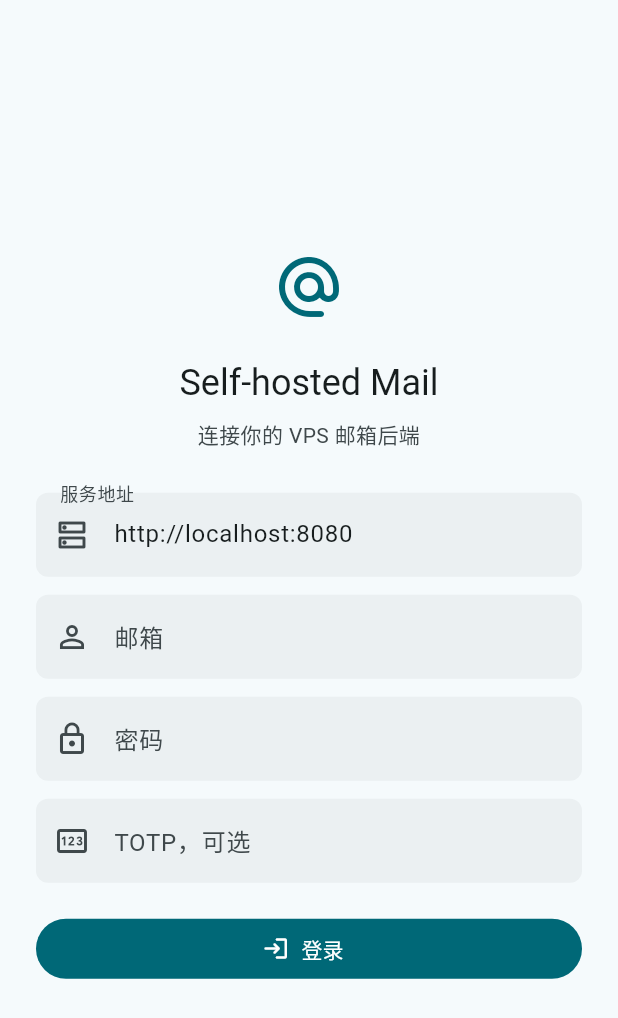
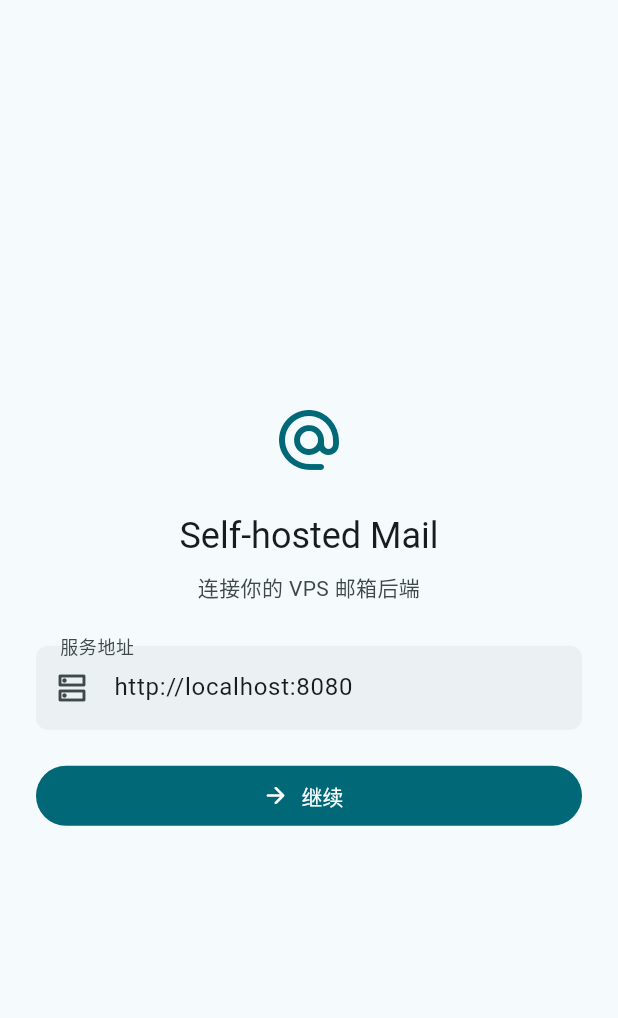
Before and after one commit to dong-dong6/email, a Flutter app: the screen it shows after launch, on a phone screen of 412 x 824 dp. Shown: the top 1018 px of the screen. Run offline on Flutter 3.47's test engine with Material 3 defaults, Android fonts, the phone set to English and light mode, and no system bars; our stand-ins replace shared_preferences; missing offline and left inert: dart:html.

Commit message:
简化服务端配置和登录流程

```diff
--- a/client/lib/src/features/auth/login_screen.dart
+++ b/client/lib/src/features/auth/login_screen.dart
@@ -21,6 +21,8 @@ class _LoginScreenState extends State<LoginScreen> {
   final _cacheService = ServerCacheService();
   List<ServerConfig> _savedServers = [];
   bool _isRegistering = false;
+  bool _serverChecked = false;
+  String _checkedServerUrl = '';
   bool _checkingServer = false;
 
   @override
@@ -57,12 +59,21 @@ class _LoginScreenState extends State<LoginScreen> {
     final url = value.trim();
     if (url.isEmpty) return;
 
-    setState(() => _checkingServer = true);
+    setState(() {
+      _checkingServer = true;
+      _serverChecked = false;
+      _checkedServerUrl = '';
+      _isRegistering = false;
+    });
     await widget.state.checkServer(url);
     if (mounted) {
       setState(() {
         _checkingServer = false;
-        _isRegistering = widget.state.needsRegistration;
+        if (widget.state.error == null) {
+          _serverChecked = true;
+          _checkedServerUrl = url;
+          _isRegistering = widget.state.needsRegistration;
+        }
       });
     }
   }
@@ -70,6 +81,10 @@ class _LoginScreenState extends State<LoginScreen> {
   Future<void> _submit() async {
     final serverUrl = _server.text.trim();
     if (serverUrl.isEmpty) return;
+    if (!_serverChecked || _checkedServerUrl != serverUrl) {
+      await _onServerChanged(serverUrl);
+      return;
+    }
 
     if (_isRegistering) {
       if (_password.text != _confirmPassword.text) {
@@ -130,7 +145,11 @@ class _LoginScreenState extends State<LoginScreen> {
                         style: Theme.of(context).textTheme.headlineSmall),
                     const SizedBox(height: 8),
                     Text(
-                      _isRegistering ? '创建管理员账户' : '连接你的 VPS 邮箱后端',
+                      !_serverChecked
+                          ? '连接你的 VPS 邮箱后端'
+                          : _isRegistering
+                              ? '创建管理员账户'
+                              : '登录管理员账户',
                       textAlign: TextAlign.center,
                       style: TextStyle(color: scheme.onSurfaceVariant),
                     ),
@@ -140,57 +159,31 @@ class _LoginScreenState extends State<LoginScreen> {
                       const SizedBox(height: 8),
                       _buildSavedServers(),
                     ],
-                    const SizedBox(height: 12),
-                    TextField(
-                      controller: _email,
-                      autofillHints: const [AutofillHints.username],
-                      decoration: const InputDecoration(
-                          prefixIcon: Icon(Icons.person_outline),
-                          labelText: '邮箱'),
+                    AnimatedSwitcher(
+                      duration: const Duration(milliseconds: 180),
+                      child: _serverChecked
+                          ? _buildCredentialsFields()
+                          : const SizedBox.shrink(),
                     ),
-                    const SizedBox(height: 12),
-                    TextField(
-                      controller: _password,
-                      obscureText: true,
-                      autofillHints: const [AutofillHints.password],
-                      decoration: const InputDecoration(
-                          prefixIcon: Icon(Icons.lock_outline),
-                          labelText: '密码'),
-                      onSubmitted: (_) => _submit(),
-                    ),
-                    if (_isRegistering) ...[
-                      const SizedBox(height: 12),
-                      TextField(
-                        controller: _confirmPassword,
-                        obscureText: true,
-                        decoration: const InputDecoration(
-                            prefixIcon: Icon(Icons.lock_outline),
-                            labelText: '确认密码'),
-                        onSubmitted: (_) => _submit(),
-                      ),
-                    ],
-                    if (!_isRegistering) ...[
-                      const SizedBox(height: 12),
-                      TextField(
-                        controller: _totp,
-                        keyboardType: TextInputType.number,
-                        decoration: const InputDecoration(
-                            prefixIcon: Icon(Icons.pin_outlined),
-                            labelText: 'TOTP，可选'),
-                        onSubmitted: (_) => _submit(),
-                      ),
-                    ],
                     const SizedBox(height: 20),
                     FilledButton.icon(
-                      onPressed: widget.state.isLoading ? null : _submit,
-                      icon: widget.state.isLoading
+                      onPressed: widget.state.isLoading || _checkingServer
+                          ? null
+                          : _submit,
+                      icon: widget.state.isLoading || _checkingServer
                           ? const SizedBox.square(
                               dimension: 18,
                               child: CircularProgressIndicator(strokeWidth: 2))
-                          : Icon(_isRegistering
-                              ? Icons.person_add
-                              : Icons.login_rounded),
-                      label: Text(_isRegistering ? '注册' : '登录'),
+                          : Icon(!_serverChecked
+                              ? Icons.arrow_forward_rounded
+                              : _isRegistering
+                                  ? Icons.person_add
+                                  : Icons.login_rounded),
+                      label: Text(!_serverChecked
+                          ? '继续'
+                          : _isRegistering
+                              ? '注册'
+                              : '登录'),
                     ),
                     if (widget.state.error != null) ...[
                       const SizedBox(height: 12),
@@ -227,6 +220,60 @@ class _LoginScreenState extends State<LoginScreen> {
             : null,
       ),
       onSubmitted: (_) => _onServerChanged(_server.text),
+      onChanged: (value) {
+        final url = value.trim();
+        if (_serverChecked && url != _checkedServerUrl) {
+          setState(() {
+            _serverChecked = false;
+            _checkedServerUrl = '';
+            _isRegistering = false;
+          });
+        }
+      },
+    );
+  }
+
+  Widget _buildCredentialsFields() {
+    return Column(
+      key: ValueKey(_isRegistering ? 'register' : 'login'),
+      children: [
+        const SizedBox(height: 12),
+        TextField(
+          controller: _email,
+          autofillHints: const [AutofillHints.username],
+          decoration: InputDecoration(
+              prefixIcon: const Icon(Icons.person_outline),
+              labelText: _isRegistering ? '管理员邮箱' : '邮箱'),
+        ),
+        const SizedBox(height: 12),
+        TextField(
+          controller: _password,
+          obscureText: true,
+          autofillHints: const [AutofillHints.password],
+          decoration: const InputDecoration(
+              prefixIcon: Icon(Icons.lock_outline), labelText: '密码'),
+          onSubmitted: (_) => _submit(),
+        ),
+        if (_isRegistering) ...[
+          const SizedBox(height: 12),
+          TextField(
+            controller: _confirmPassword,
+            obscureText: true,
+            decoration: const InputDecoration(
+                prefixIcon: Icon(Icons.lock_outline), labelText: '确认密码'),
+            onSubmitted: (_) => _submit(),
+          ),
+        ] else ...[
+          const SizedBox(height: 12),
+          TextField(
+            controller: _totp,
+            keyboardType: TextInputType.number,
+            decoration: const InputDecoration(
+                prefixIcon: Icon(Icons.pin_outlined), labelText: 'TOTP，可选'),
+            onSubmitted: (_) => _submit(),
+          ),
+        ],
+      ],
     );
   }
 
```
Also changed, not shown: 6 other files.
